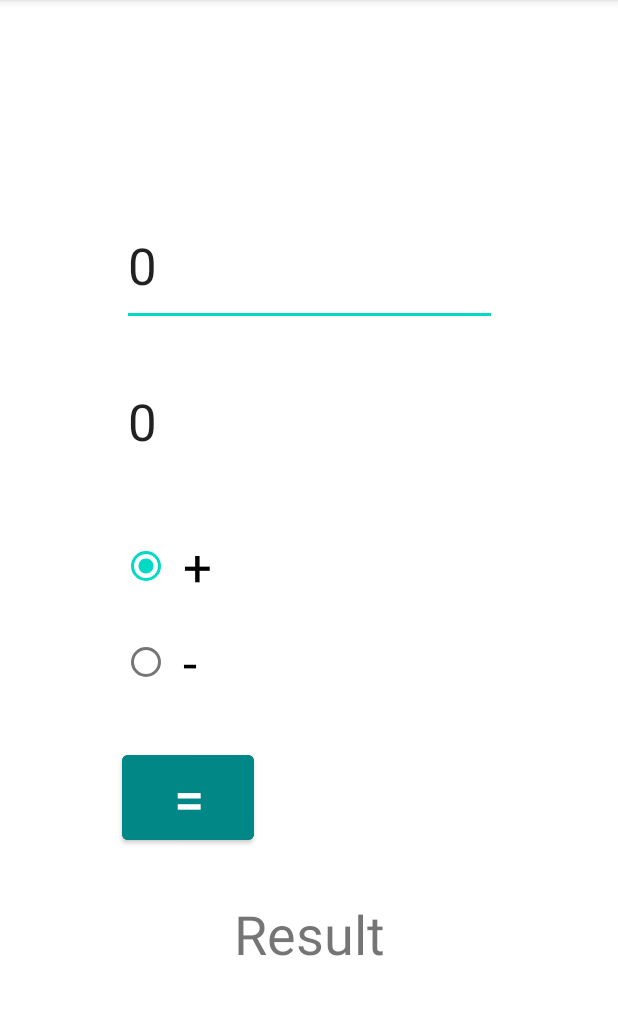
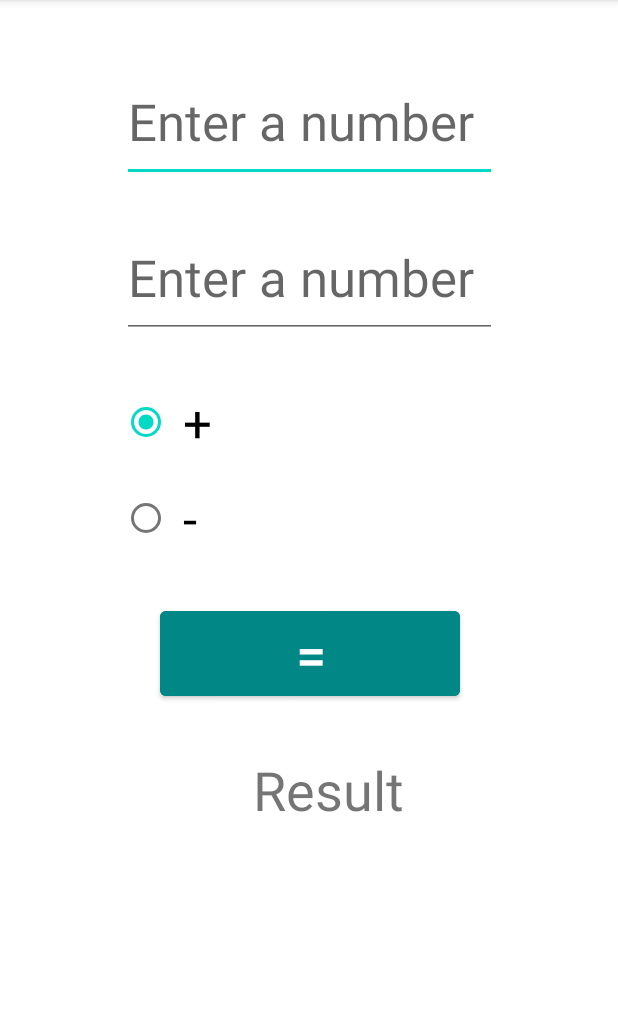
Before and after one commit to L-Bauer/Simple_calculator, an Android app: the screen it shows after launch (MainActivity), on a phone screen of 412 x 824 dp, the part 84-1099 px from its top. Run offline under Robolectric (Android 15) with nearby library versions, the phone set to English and light mode, and no system bars.

Commit message:
Adding functionality and complete app

```diff
--- a/app/src/main/res/layout/activity_main.xml
+++ b/app/src/main/res/layout/activity_main.xml
@@ -11,26 +11,24 @@
         android:layout_width="250dp"
         android:layout_height="80dp"
         android:ems="10"
-        android:hint="Enter a number here..."
+        android:hint="Enter a number"
         android:inputType="number"
-        android:text="0"
         android:textSize="34sp"
         app:layout_constraintBottom_toBottomOf="parent"
         app:layout_constraintEnd_toEndOf="parent"
         app:layout_constraintStart_toStartOf="parent"
         app:layout_constraintTop_toTopOf="parent"
-        app:layout_constraintVertical_bias="0.2" />
+        app:layout_constraintVertical_bias="0.06
+" />
 
     <EditText
         android:id="@+id/number2"
         android:layout_width="250dp"
         android:layout_height="80dp"
         android:layout_marginTop="24dp"
-        android:backgroundTint="@color/white"
         android:ems="10"
-        android:hint="Enter a number here..."
+        android:hint="Enter a number"
         android:inputType="number"
-        android:text="0"
         android:textSize="34sp"
         app:layout_constraintEnd_toEndOf="parent"
         app:layout_constraintStart_toStartOf="parent"
@@ -64,12 +62,13 @@
 
     <Button
         android:id="@+id/equals"
-        android:layout_width="wrap_content"
+        android:layout_width= "200dp"
         android:layout_height="wrap_content"
         android:layout_marginTop="32dp"
         android:backgroundTint="@color/teal_700"
         android:text="="
         android:textSize="36sp"
+        app:layout_constraintEnd_toEndOf="@+id/number2"
         app:layout_constraintStart_toStartOf="@+id/operators"
         app:layout_constraintTop_toBottomOf="@+id/operators" />
 
```
Also changed, not shown: app/src/main/java/com/example/simplecalculator/MainActivity.java (+22 -0 lines).
